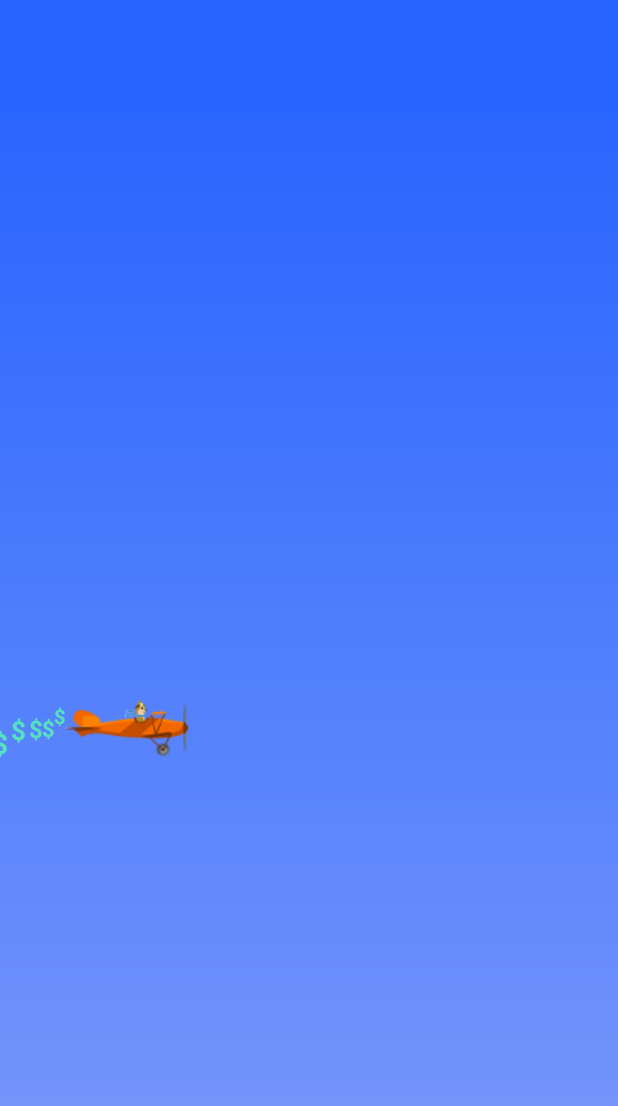
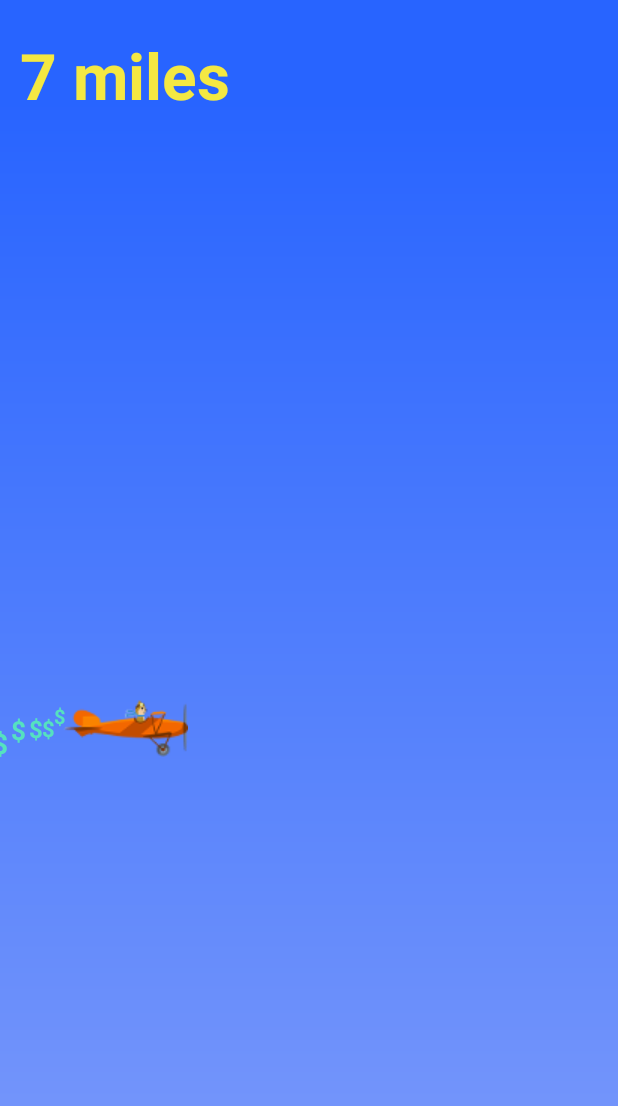
Before and after one commit to vutaia/STxt, an Android app: the screen it shows after launch (ChippyActivity), on a phone screen of 412 x 824 dp. Shown: the top 1106 px of the screen. Run offline under Robolectric (Android 15) with nearby library versions, the phone set to English and light mode, and no system bars.

Commit message:
mScore related things

```diff
--- a/app/src/main/java/com/hipmunk/shinytext/ChippyActivity.java
+++ b/app/src/main/java/com/hipmunk/shinytext/ChippyActivity.java
@@ -28,7 +28,8 @@ public class ChippyActivity extends Activity {
 
         final Bitmap mChippyPlane;
         final ChippyModel mModel;
-        final Paint mTrailPaint, mBackgroundPaint;
+        final Paint mTrailPaint, mBackgroundPaint, mScorePaint;
+
         public ChippyView(final Context context) {
             super(context);
             mChippyPlane = BitmapFactory.decodeResource(getResources(), R.drawable.chippy_plane);
@@ -44,6 +45,11 @@ public class ChippyActivity extends Activity {
                     Color.rgb(40, 100, 255),
                     Color.rgb(210, 210, 245),
                     Shader.TileMode.CLAMP));
+
+            mScorePaint = new Paint();
+            mScorePaint.setARGB(255, 244, 232, 66);
+            mScorePaint.setTextSize(64);
+            mScorePaint.setTypeface(Typeface.create("Arial", Typeface.BOLD));
         }
 
         @Override
@@ -93,8 +99,12 @@ public class ChippyActivity extends Activity {
                     mOffsetX -= 2f;
                     if (mOffsetX <= -41) mOffsetX += 52;
                 }
+                if (mScorePaint != null) {
+                    canvas.drawText(mModel.mScore + " miles", 20, 100, mScorePaint);
+                }
                 mModel.update();
             }
+
             invalidate();
         }
         private boolean mShouldOffsetXTrail = false;
@@ -116,7 +126,7 @@ public class ChippyActivity extends Activity {
     }
 
     public class ChippyModel {
-
+        public int mScore = 0;
         public float positionX, positionY, mAccelerationY;
         public boolean didTap = false;
 
@@ -142,6 +152,7 @@ public class ChippyActivity extends Activity {
                 reset();
             }
             updateTrail(positionY);
+            mScore++;
         }
 
         private void updateTrail(final float y) {
@@ -152,6 +163,7 @@ public class ChippyActivity extends Activity {
         }
 
         public void reset() {
+            mScore = 0;
             mAccelerationY = .6f;
             positionX = 10;
             positionY = 60;
```
